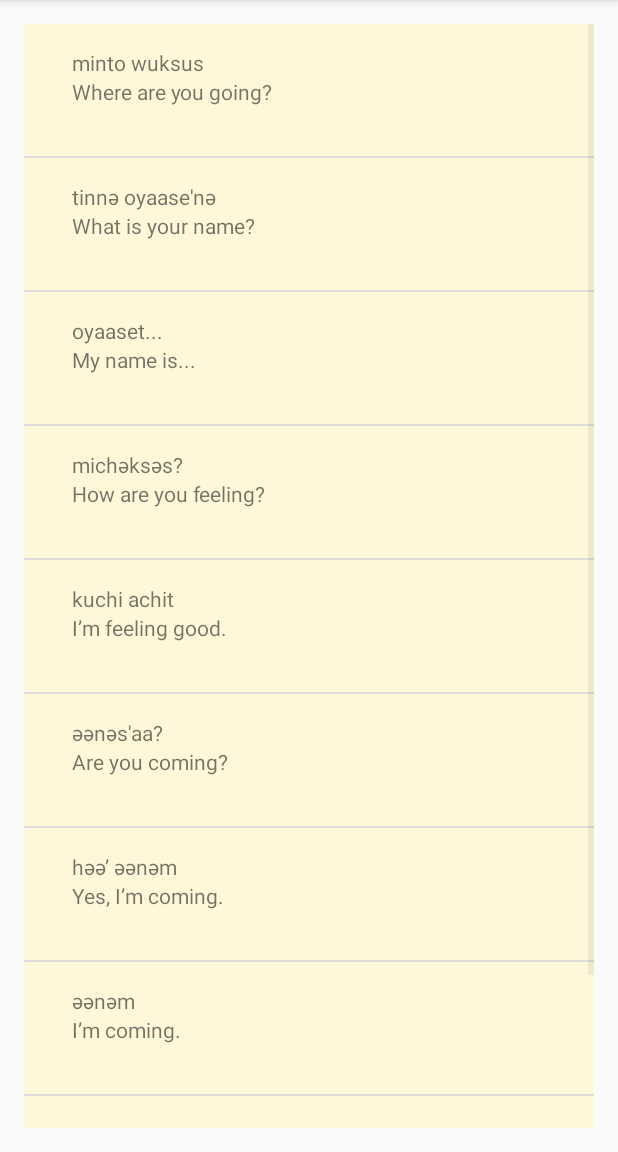
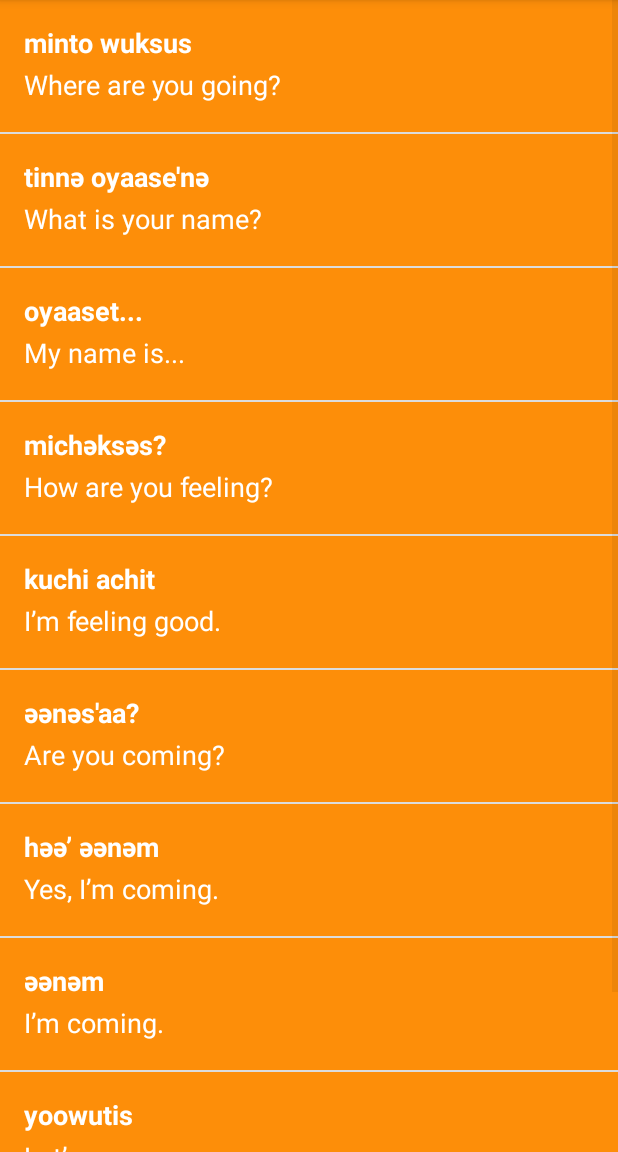
Before and after one commit to AakashCode12/Miwok-App, an Android app: the PhrasesActivity screen opened directly, with no data from a screen before it, on a phone screen of 412 x 824 dp, the part 84-1236 px from its top. Run offline under Robolectric (Android 15) with nearby library versions, the phone set to English and light mode, and no system bars.

Commit message:
Viual Polish Number ka ho gya

```diff
--- a/app/src/main/res/layout/activity_colors.xml
+++ b/app/src/main/res/layout/activity_colors.xml
@@ -7,4 +7,4 @@
     tools:context="com.example.miwokapp.NumbersActivity"
     android:orientation="vertical"
     android:id="@+id/list"
-    android:padding="16dp"/>
+    />
--- a/app/src/main/res/layout/activity_family.xml
+++ b/app/src/main/res/layout/activity_family.xml
@@ -7,4 +7,4 @@
     tools:context="com.example.miwokapp.NumbersActivity"
     android:orientation="vertical"
     android:id="@+id/list"
-    android:padding="16dp"/>
+   />
--- a/app/src/main/res/layout/activity_phrases.xml
+++ b/app/src/main/res/layout/activity_phrases.xml
@@ -7,4 +7,4 @@
     tools:context="com.example.miwokapp.NumbersActivity"
     android:orientation="vertical"
     android:id="@+id/list"
-    android:padding="16dp"/>
+   />
--- a/app/src/main/res/layout/list_item.xml
+++ b/app/src/main/res/layout/list_item.xml
@@ -3,34 +3,43 @@
     xmlns:tools="http://schemas.android.com/tools"
     android:layout_width="match_parent"
     android:layout_height="wrap_content"
+    android:background="@color/tan_background"
     android:gravity="center_vertical"
-    android:orientation="horizontal"
-    android:padding="16dp"
+
     android:minHeight="@dimen/list_item_height"
-    android:background="@color/tan_background">
+    android:orientation="horizontal">
 
     <ImageView
         android:id="@+id/image"
         android:layout_width="@dimen/list_item_height"
-        android:layout_height="@dimen/list_item_height"
-         />
+        android:layout_height="@dimen/list_item_height" />
 
     <LinearLayout
         android:layout_width="match_parent"
         android:layout_height="match_parent"
-        android:paddingLeft="16dp"
-        android:orientation="vertical">
+        android:background="@color/category_numbers"
+        android:orientation="vertical"
+        android:padding="16dp">
 
         <TextView
             android:id="@+id/miwok_text_view"
             android:layout_width="match_parent"
-            android:layout_height="wrap_content"
+            android:layout_height="0dp"
+            android:layout_weight="1"
+            android:textAppearance="?android:textAppearanceMedium"
+            android:textColor="@android:color/white"
+            android:textStyle="bold"
+            android:layout_gravity="bottom"
             tools:text="lutti" />
 
         <TextView
             android:id="@+id/default_text_view"
             android:layout_width="match_parent"
-            android:layout_height="wrap_content"
+            android:layout_height="0dp"
+            android:layout_weight="1"
+            android:layout_gravity="top"
+            android:textAppearance="?android:textAppearanceMedium"
+            android:textColor="@android:color/white"
             tools:text="one" />
     </LinearLayout>
 
```
